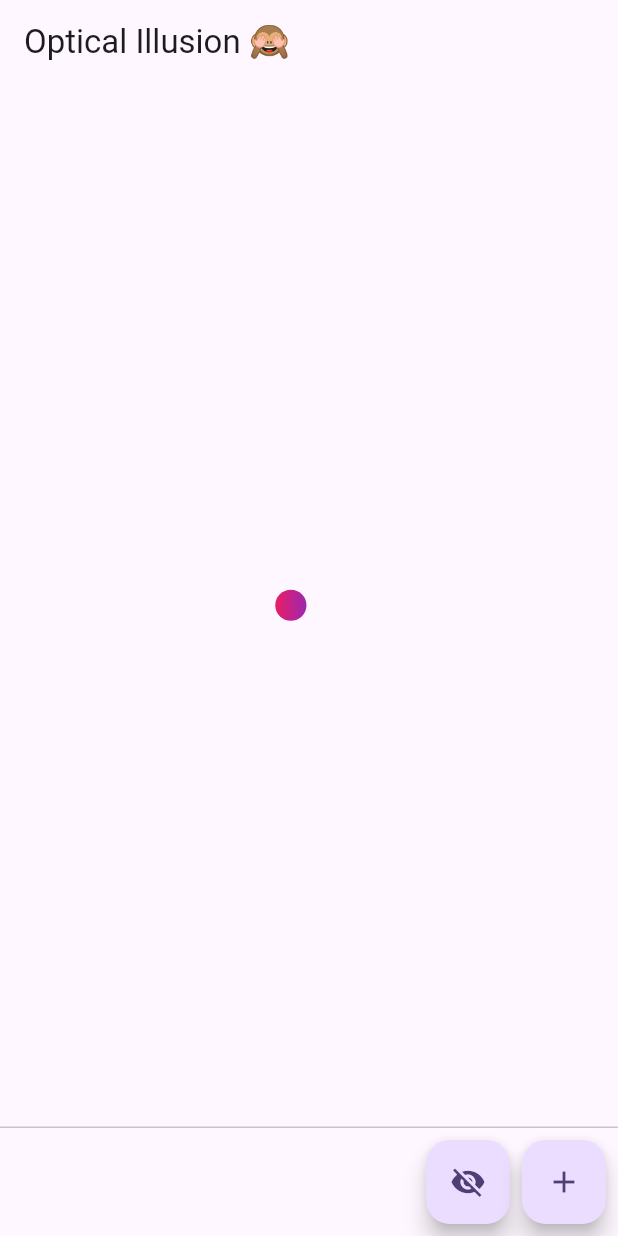
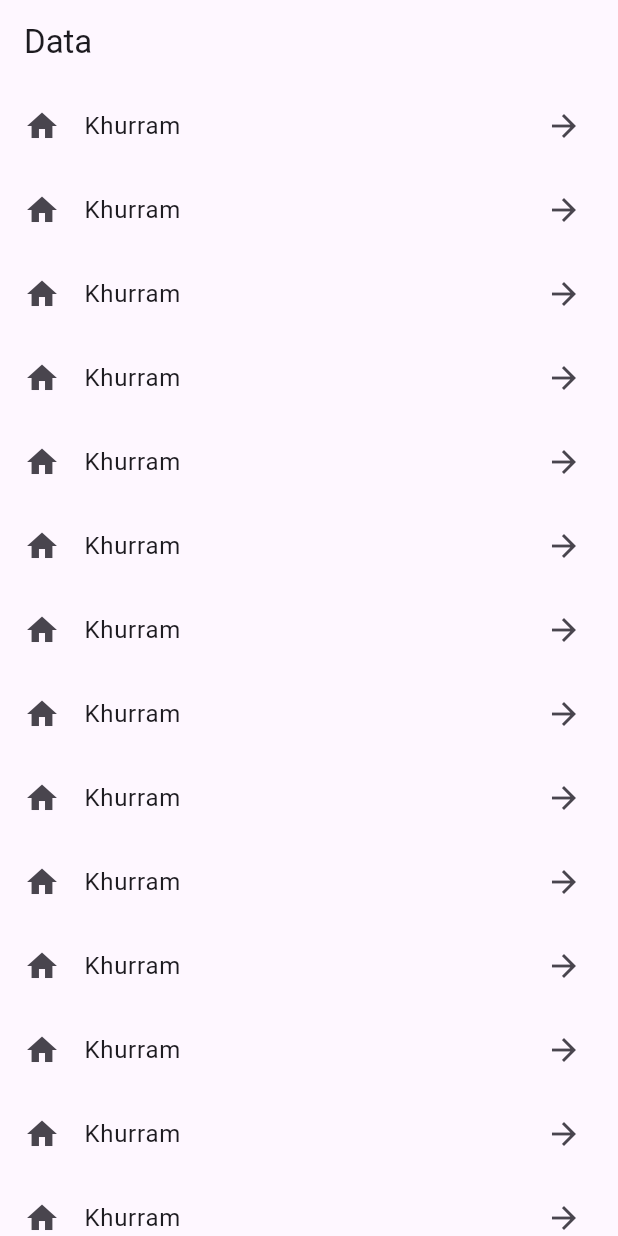
Before and after one commit to mKhurramNaseem/Optical-Illusion, a Flutter app: the screen it shows after launch, on a phone screen of 412 x 824 dp. Run offline on Flutter 3.47's test engine with Material 3 defaults, Android fonts, the light colour scheme and no system bars.

Commit message:
Page Changed

```diff
--- /dev/null
+++ b/lib/list_page.dart
@@ -0,0 +1,28 @@
+import 'package:flutter/material.dart';
+
+class ListPage extends StatefulWidget {
+  const ListPage({super.key});
+
+  @override
+  State<ListPage> createState() => _ListPageState();
+}
+
+class _ListPageState extends State<ListPage> {
+  @override
+  Widget build(BuildContext context) {
+    return Scaffold(
+      appBar: AppBar(
+        title: const Text('Data'),
+      ),
+      body: Center(child: ListView.builder(
+        itemBuilder: (context, index) {
+          return const ListTile(
+            title: Text("Khurram"),
+            leading: Icon(Icons.home),
+            trailing: Icon(Icons.arrow_forward),
+          );
+        },
+      )),
+    );
+  }
+}
--- a/lib/main.dart
+++ b/lib/main.dart
@@ -1,5 +1,6 @@
 
 import 'package:flutter/material.dart';
+import 'package:optical_illusion/list_page.dart';
 import 'package:optical_illusion/optical_illusion.dart';
 
 void main() {
@@ -17,7 +18,7 @@ class MyApp extends StatelessWidget {
         colorScheme: ColorScheme.fromSeed(seedColor: Colors.deepPurple),
         useMaterial3: true,
       ),
-      home: const OpticalIllusion(),
+      home: const ListPage(),
     );
   }
 }
```
